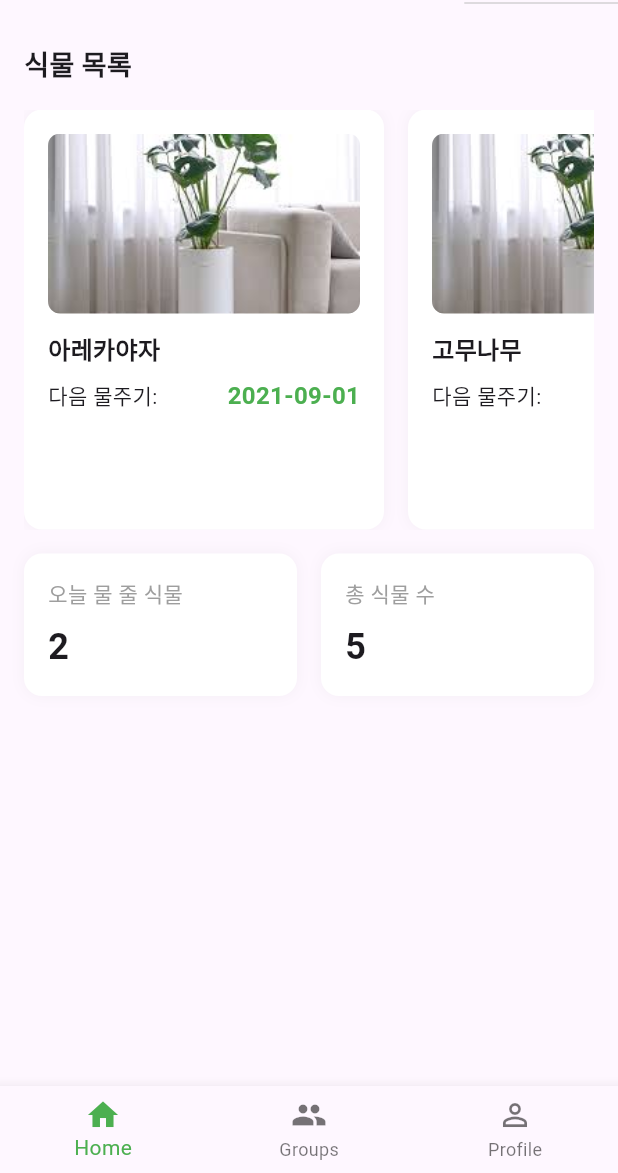
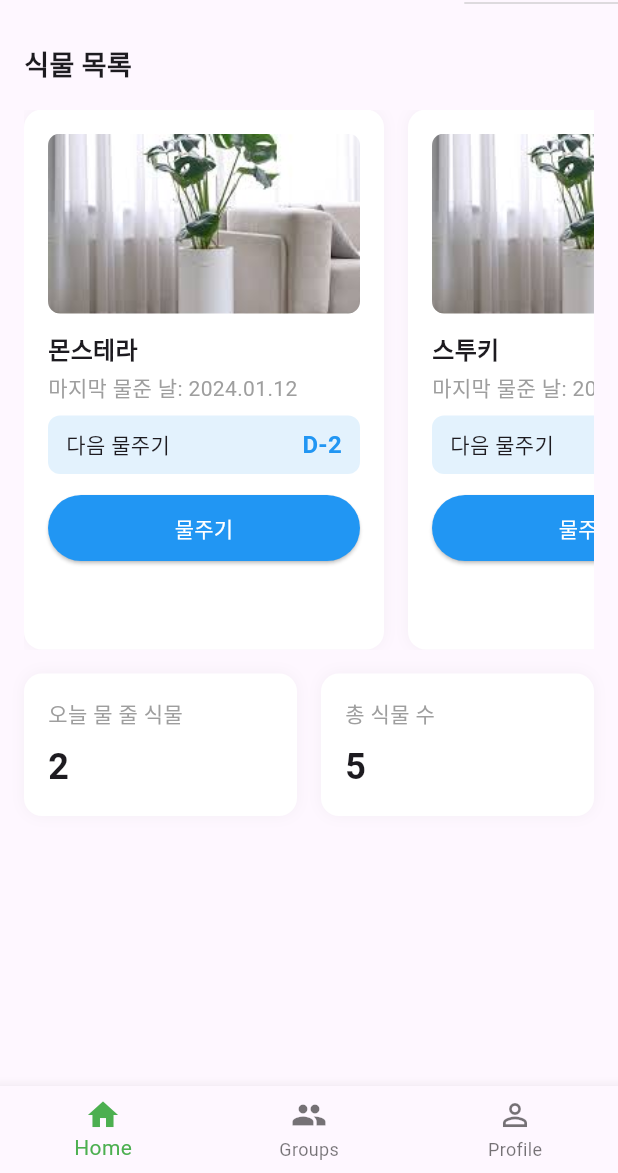
Before and after one commit to eddymango/plantmate, a Flutter app: the screen it shows after launch, on a phone screen of 412 x 824 dp, the part 63-1236 px from its top. Run offline on Flutter 3.47's test engine with Material 3 defaults, Android fonts, the phone set to English and light mode, and no system bars.

Commit message:
HomeScreen-Plant_Card 디자인 수정

```diff
--- a/plantmate/lib/screens/home_screen.dart
+++ b/plantmate/lib/screens/home_screen.dart
@@ -38,15 +38,26 @@ class HomeScreen extends StatelessWidget {
               height: 16,
             ),
             SizedBox(
-              height: 280,
+              height: 360,
               child: ListView(
                 scrollDirection: Axis.horizontal,
                 children: [
-                  PlantCard(name: '아레카야자', nextWatering: '2021-09-01'),
+                  PlantCard(
+                    name: '몬스테라',
+                    lastWateredDate: '2024.01.12',
+                    nextWatering: 'D-2',
+                  ),
+                  SizedBox(width: 16),
+                  PlantCard(
+                    name: '스투키',
+                    lastWateredDate: '2024.01.10',
+                    nextWatering: 'D-5',
+                  ),
                   const SizedBox(width: 16),
-                  PlantCard(name: '고무나무', nextWatering: '2021-09-01'),
-                  const SizedBox(width: 16),
-                  PlantCard(name: '스투키', nextWatering: '2021-09-01'),
+                  PlantCard(
+                      name: '스투키',
+                      lastWateredDate: '2024.01.10',
+                      nextWatering: 'D-20'),
                 ],
               ),
             ),
--- a/plantmate/lib/widgets/plant_card.dart
+++ b/plantmate/lib/widgets/plant_card.dart
@@ -2,9 +2,15 @@ import 'package:flutter/material.dart';
 
 class PlantCard extends StatelessWidget {
   final String name;
+  final String lastWateredDate;
   final String nextWatering;
 
-  const PlantCard({required this.name, required this.nextWatering, super.key});
+  const PlantCard({
+    required this.name,
+    required this.lastWateredDate,
+    required this.nextWatering,
+    Key? key,
+  }) : super(key: key);
 
   @override
   Widget build(BuildContext context) {
@@ -24,6 +30,7 @@ class PlantCard extends StatelessWidget {
       child: Column(
         crossAxisAlignment: CrossAxisAlignment.start,
         children: [
+          // 이미지 영역
           ClipRRect(
             borderRadius: BorderRadius.circular(8),
             child: Image.asset(
@@ -34,24 +41,64 @@ class PlantCard extends StatelessWidget {
             ),
           ),
           const SizedBox(height: 12),
+
+          // 식물 이름
           Text(
             name,
             style: const TextStyle(fontSize: 16, fontWeight: FontWeight.bold),
           ),
+          const SizedBox(height: 4),
+
+          // 마지막 물준 날짜
+          Text(
+            '마지막 물준 날: $lastWateredDate',
+            style: const TextStyle(fontSize: 14, color: Colors.grey),
+          ),
           const SizedBox(height: 8),
-          Row(
+
+          // 다음 물주기와 D-Day 표시
+          Container(
+            padding: const EdgeInsets.symmetric(horizontal: 12, vertical: 8),
+            decoration: BoxDecoration(
+              color: Colors.blue[50],
+              borderRadius: BorderRadius.circular(8),
+            ),
+            child: Row(
               mainAxisAlignment: MainAxisAlignment.spaceBetween,
               children: [
-              const Text('다음 물주기:'),
+                const Text(
+                  '다음 물주기',
+                  style: TextStyle(fontSize: 14),
+                ),
                 Text(
                   nextWatering,
                   style: const TextStyle(
                     fontSize: 16,
                     fontWeight: FontWeight.bold,
-                  color: Colors.green,
+                    color: Colors.blue,
                   ),
                 ),
               ],
+            ),
+          ),
+          const SizedBox(height: 12),
+
+          // 물주기 버튼
+          SizedBox(
+            width: double.infinity,
+            child: ElevatedButton(
+              onPressed: () {
+                // 물주기 버튼 클릭 이벤트
+              },
+              style: ElevatedButton.styleFrom(
+                padding: const EdgeInsets.symmetric(vertical: 12),
+                backgroundColor: Colors.blue,
+              ),
+              child: const Text(
+                '물주기',
+                style: TextStyle(color: Colors.white),
+              ),
+            ),
           ),
         ],
       ),
```
Lines whose indentation alone changed are shown as unchanged.
